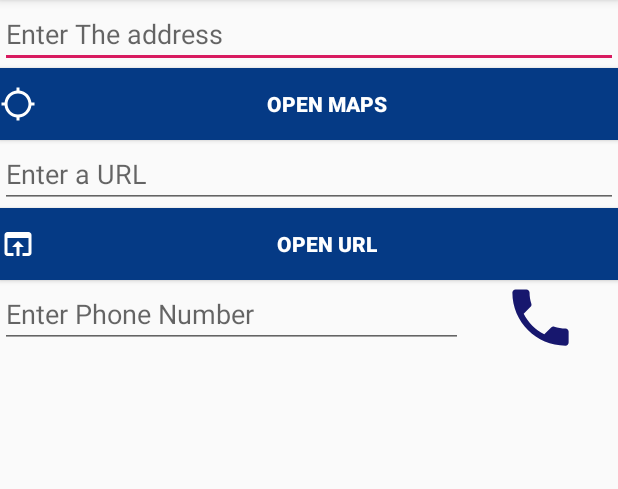
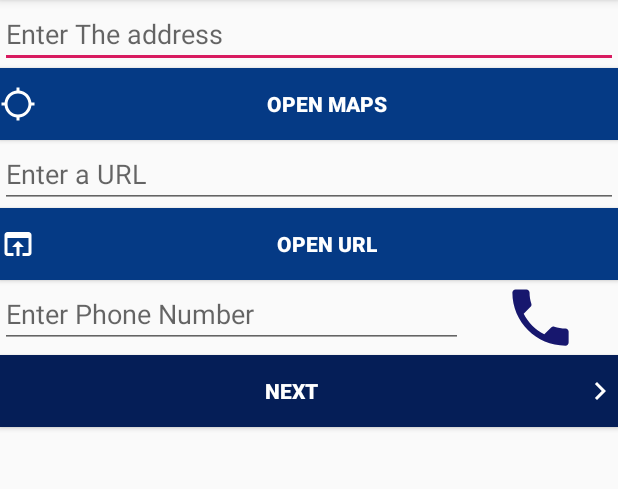
Before and after one commit to pavankumart46/SRKIT-FDP-Content, an Android app: the screen it shows after launch (MainActivity), on a phone screen of 412 x 824 dp, the part 84-573 px from its top. Run offline under Robolectric (Android 15) with nearby library versions, the phone set to English and light mode, and no system bars.

Commit message:
Final Code

```diff
--- a/Intents/app/src/main/AndroidManifest.xml
+++ b/Intents/app/src/main/AndroidManifest.xml
@@ -9,6 +9,7 @@
         android:roundIcon="@mipmap/ic_launcher_round"
         android:supportsRtl="true"
         android:theme="@style/AppTheme">
+        <activity android:name=".SecondActivity"></activity>
         <activity android:name=".MainActivity">
             <intent-filter>
                 <action android:name="android.intent.action.MAIN" />
--- /dev/null
+++ b/Intents/app/src/main/res/drawable/next.xml
@@ -0,0 +1,5 @@
+<vector android:height="24dp" android:tint="#FFFFFF"
+    android:viewportHeight="24.0" android:viewportWidth="24.0"
+    android:width="24dp" xmlns:android="http://schemas.android.com/apk/res/android">
+    <path android:fillColor="#FF000000" android:pathData="M10,6L8.59,7.41 13.17,12l-4.58,4.59L10,18l6,-6z"/>
+</vector>
--- a/Intents/app/src/main/res/layout/activity_main.xml
+++ b/Intents/app/src/main/res/layout/activity_main.xml
@@ -65,4 +65,14 @@
 
     </LinearLayout>
 
+    <Button
+        android:onClick="nextActivity"
+        android:drawableRight="@drawable/next"
+        android:textStyle="bold"
+        android:textColor="#FFF"
+        android:background="#051E57"
+        android:text="Next"
+        android:layout_width="match_parent"
+        android:layout_height="wrap_content"/>
+
 </LinearLayout>
```
Also changed, not shown: Intents/app/src/main/java/pavankreddy/blogspot/intents/MainActivity.java (+8 -0 lines), Intents/app/src/main/java/pavankreddy/blogspot/intents/SecondActivity.java (added, +14 -0 lines), Intents/app/src/main/res/layout/activity_second.xml (added, +16 -0 lines), Intents/app/src/main/res/drawable/a.jpg (added).
